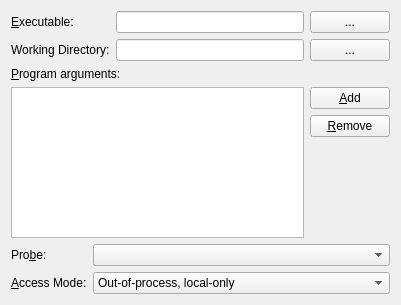
This is launcher/ui/launchpage.ui in KDAB/GammaRay as Qt 5 draws it before an edit. The edited form follows.
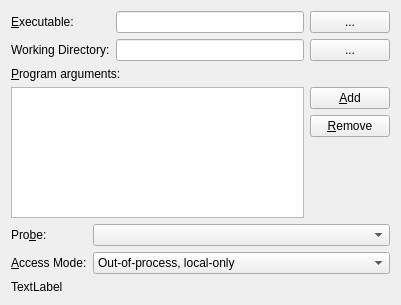
This is the edited form.

Commit message:
Launcher page: explain why the error button is disabled
Sometimes is not trivial to realize that the ABI for the binary you're trying to launch is not available

What changed in the file:
```diff
--- a/launcher/ui/launchpage.ui
+++ b/launcher/ui/launchpage.ui
@@ -151,6 +151,16 @@
      </item>
     </layout>
    </item>
+   <item>
+    <widget class="QLabel" name="errorLabel">
+     <property name="text">
+      <string>TextLabel</string>
+     </property>
+     <property name="wordWrap">
+      <bool>true</bool>
+     </property>
+    </widget>
+   </item>
   </layout>
  </widget>
  <resources/>
```
The commit also changes 3 other files.
